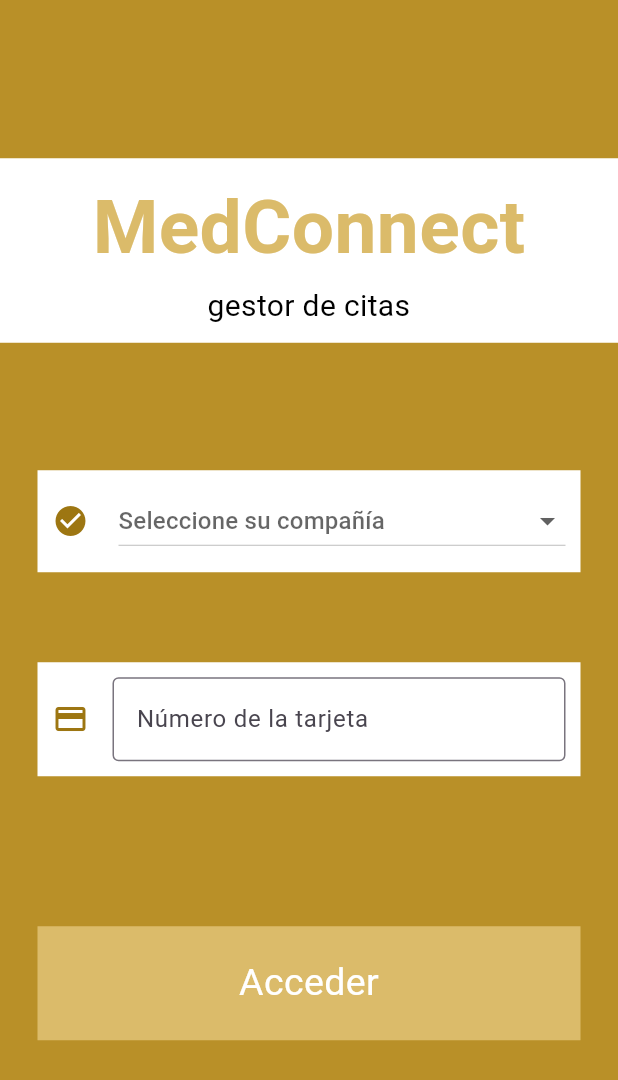
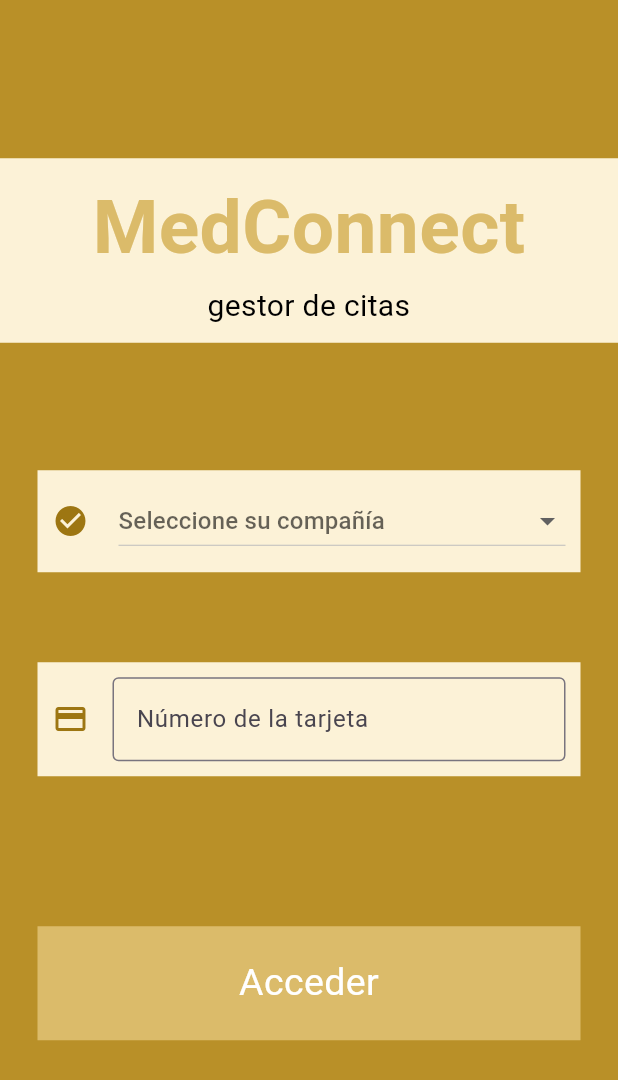
Before and after one commit to carlafber/MedConnect, a Flutter app: the screen it shows after launch, on a phone screen of 412 x 824 dp. Shown: the top 1080 px of the screen. Run offline on Flutter 3.47's test engine with Material 3 defaults, Android fonts, the phone set to English and light mode, and no system bars; our stand-ins replace font_awesome_flutter, sqflite, sqflite_common_ffi, table_calendar; accounts and stored records are empty.

Commit message:
Editar colores

```diff
--- a/lib/calendario.dart
+++ b/lib/calendario.dart
@@ -24,7 +24,7 @@ class _CalendarioApp extends State<CalendarioApp> {
                   Navigator.pushNamed(context, '/ver_cita');
                 },
                 child: Container(
-                  color: Colors.white,  // Aquí asignamos el color al contenedor
+                  color: Estilos.fondo,  // Aquí asignamos el color al contenedor
                   padding: const EdgeInsets.all(20),
                   child: const Center(
                     child: Text(
--- a/lib/estadisticas.dart
+++ b/lib/estadisticas.dart
@@ -20,7 +20,7 @@ class _EstadisticasApp extends State<EstadisticasApp> {
             Expanded(
               child: Container(
                 alignment: Alignment.center,
-                decoration: const BoxDecoration(color: Colors.white),
+                decoration: const BoxDecoration(color: Estilos.fondo),
                 padding: const EdgeInsets.all(10),
                 child: const Text(
                   'ESTADÍSTICAS',
--- a/lib/inicio_sesion.dart
+++ b/lib/inicio_sesion.dart
@@ -55,7 +55,7 @@ class _InicioSesionApp extends State<InicioSesionApp> {
               // Contenedor de texto "MedConnect"
               Container(
                 alignment: Alignment.center,
-                decoration: const BoxDecoration(color: Colors.white),
+                decoration: const BoxDecoration(color: Estilos.fondo),
                 padding: const EdgeInsets.all(10),
                 child: const Column(
                   mainAxisSize: MainAxisSize.min,
@@ -87,7 +87,7 @@ class _InicioSesionApp extends State<InicioSesionApp> {
                     // Dropdown para seleccionar compañía
                     Container(
                       alignment: Alignment.center,
-                      decoration: const BoxDecoration(color: Colors.white),
+                      decoration: const BoxDecoration(color: Estilos.fondo),
                       padding: const EdgeInsets.all(10),
                       child: Row(
                         children: [
@@ -121,7 +121,7 @@ class _InicioSesionApp extends State<InicioSesionApp> {
                     // Campo de número de tarjeta
                     Container(
                       alignment: Alignment.center,
-                      decoration: const BoxDecoration(color: Colors.white),
+                      decoration: const BoxDecoration(color: Estilos.fondo),
                       padding: const EdgeInsets.all(10),
                       child: TextFormField(
                         controller: _numTarjeta,
--- a/lib/main_bnb.dart
+++ b/lib/main_bnb.dart
@@ -40,6 +40,7 @@ class _MainBnBAppState extends State<MainBnBApp> {
         child: _clases.elementAt(_indiceSeleccionado),
       ),
       bottomNavigationBar: BottomNavigationBar(
+        backgroundColor: Estilos.fondo,
         items: <BottomNavigationBarItem>[
           BottomNavigationBarItem(
             icon: Icon(
```
Also changed, not shown: lib/DAO/usuarioDAO.dart (+4 -4 lines), lib/ver_cita.dart (+22 -2 lines).
